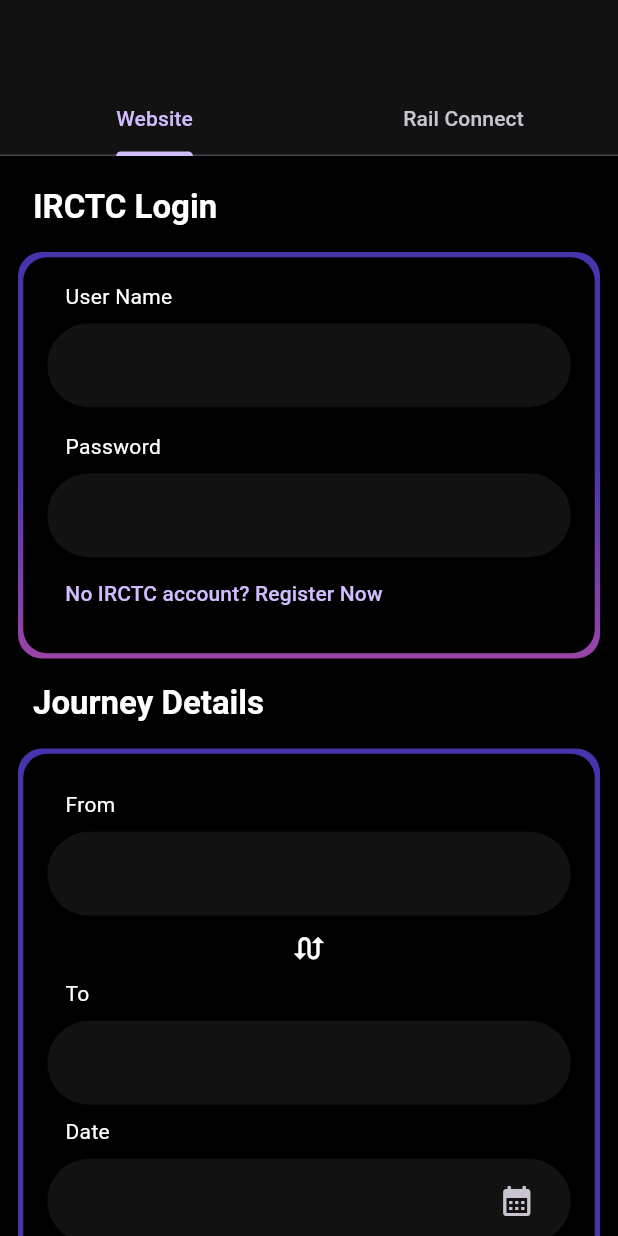
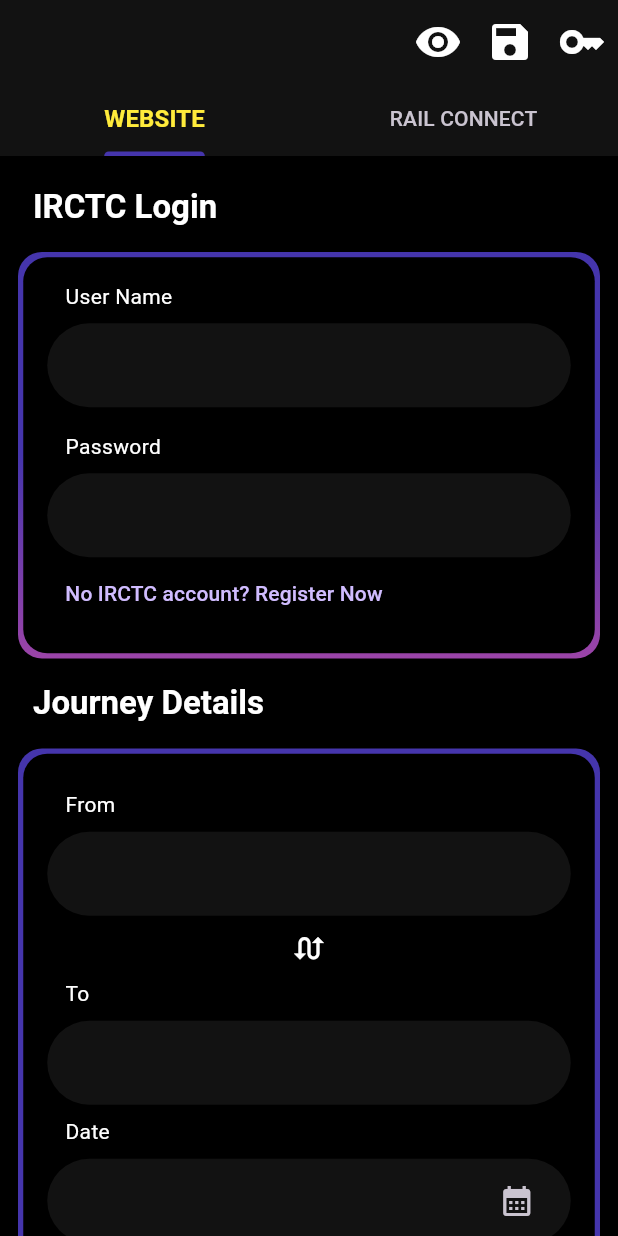
Before and after one commit to noobarafat/Rail_Ticketing, a Flutter app: the FormInputPage screen opened directly with empty values, on a phone screen of 412 x 824 dp. Run offline on Flutter 3.47's test engine with Material 3 defaults, Android fonts, the phone set to English and light mode, and no system bars; our stand-ins replace get.

```diff
--- a/lib/app.dart
+++ b/lib/app.dart
@@ -45,5 +45,11 @@ class RailTicket extends StatelessWidget {
         iconSize: 30,
       ),
     ),
+    tabBarTheme: TabBarTheme(
+      indicatorColor: ColorPallet.gradientColor2,
+      labelColor: Colors.yellow,
+      dividerColor: Colors.transparent,
+      labelStyle: TextStyle(fontSize: 16, fontWeight: FontWeight.bold),
+    ),
   );
 }
--- a/lib/views/pages/form_input_page.dart
+++ b/lib/views/pages/form_input_page.dart
@@ -25,12 +25,28 @@ class _FormInputPageState extends State<FormInputPage>
   Widget build(BuildContext context) {
     return Scaffold(
       appBar: AppBar(
-        title: Text(widget.formName),
+        title: Text(
+          widget.formName,
+          style: Theme.of(context).textTheme.headlineLarge,
+        ),
         automaticallyImplyLeading: false,
-
+        actions: [
+          IconButton(
+            onPressed: () {},
+            icon: Icon(Icons.remove_red_eye, size: 32, color: Colors.white),
+          ),
+          IconButton(
+            onPressed: () {},
+            icon: Icon(Icons.save, size: 32, color: Colors.white),
+          ),
+          IconButton(
+            onPressed: () {},
+            icon: Icon(Icons.key, size: 32, color: Colors.white),
+          ),
+        ],
         bottom: TabBar(
           controller: _tabController,
-          tabs: [Tab(child: Text("Website")), Tab(child: Text("Rail Connect"))],
+          tabs: [Tab(child: Text("WEBSITE")), Tab(child: Text("RAIL CONNECT"))],
         ),
       ),
 
```
Also changed, not shown: lib/views/pages/rail_connect_form_page.dart (+2 -15 lines).
